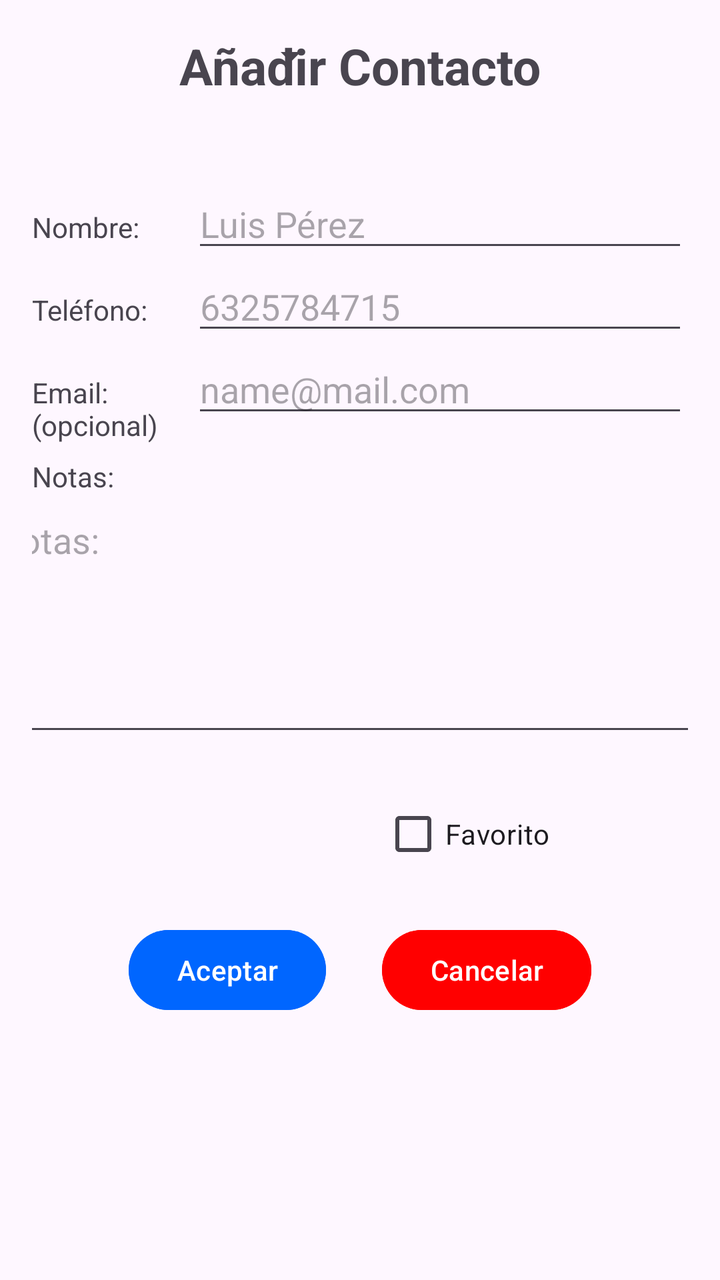
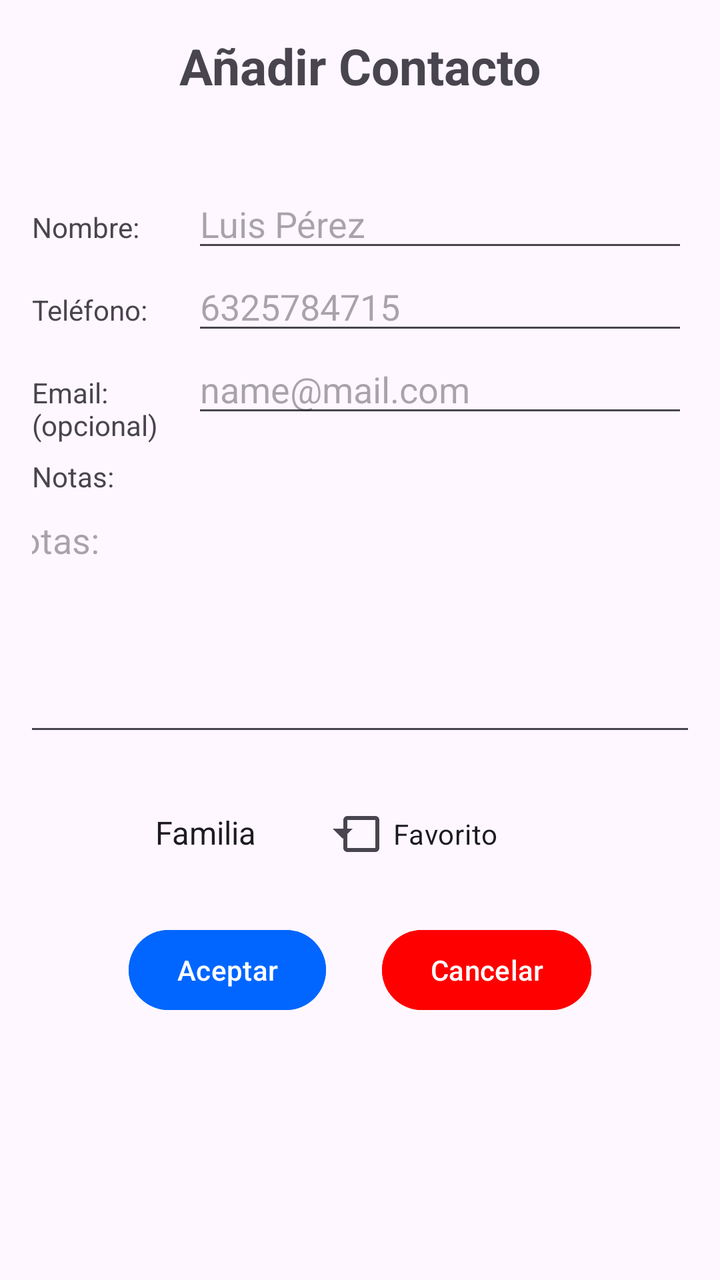

Screens rendered from an Android XML layout before and after an edit, with the pre-edit source and the edit as a unified diff.
<!-- AndroidManifest.xml: application theme Theme.MiAgenda -->
<!-- res/layout/activity_contacto_form.xml -->
<?xml version="1.0" encoding="utf-8"?>
<androidx.constraintlayout.widget.ConstraintLayout xmlns:android="http://schemas.android.com/apk/res/android"
    xmlns:app="http://schemas.android.com/apk/res-auto"
    xmlns:tools="http://schemas.android.com/tools"
    android:id="@+id/main"
    android:layout_width="match_parent"
    android:layout_height="match_parent"
    tools:context=".ContactoFormActivity"
    android:padding="16dp">

    <TextView
        android:id="@+id/title"
        android:layout_width="wrap_content"
        android:layout_height="wrap_content"
        android:text="@string/add_contact_form_title"
        app:layout_constraintTop_toTopOf="parent"
        app:layout_constraintEnd_toEndOf="parent"
        app:layout_constraintStart_toStartOf="parent"
        android:textSize="25sp"
        android:textStyle="bold"
    />

    <TextView
        android:id="@+id/name"
        android:layout_width="80dp"
        android:layout_height="wrap_content"
        app:layout_constraintBaseline_toBaselineOf="@+id/name_input"
        app:layout_constraintStart_toStartOf="parent"
        android:text="@string/name"
    />
    <EditText
        android:id="@+id/name_input"
        android:layout_width="0dp"
        android:layout_height="wrap_content"
        android:inputType="textPersonName"
        android:hint="@string/name_example"
        app:layout_constraintTop_toBottomOf="@+id/title"
        app:layout_constraintStart_toEndOf="@id/name"
        app:layout_constraintEnd_toEndOf="parent"
        android:layout_marginTop="40dp"
    />

    <TextView
        android:id="@+id/phone"
        android:layout_width="80dp"
        android:layout_height="wrap_content"
        android:text="@string/phone"
        app:layout_constraintStart_toStartOf="parent"
        app:layout_constraintBaseline_toBaselineOf="@+id/phone_input"
    />
    <EditText
        android:id="@+id/phone_input"
        android:layout_width="0dp"
        android:layout_height="wrap_content"
        android:inputType="phone"
        android:hint="@string/phone_example"
        app:layout_constraintTop_toBottomOf="@+id/name_input"
        app:layout_constraintEnd_toEndOf="parent"
        app:layout_constraintStart_toEndOf="@+id/phone"
    />

    <TextView
        android:id="@+id/email"
        android:layout_width="80dp"
        android:layout_height="wrap_content"
        app:layout_constraintStart_toStartOf="parent"
        app:layout_constraintBaseline_toBaselineOf="@+id/email_input"
        android:text="@string/email"
    />
    <EditText
        android:id="@+id/email_input"
        android:layout_width="0dp"
        android:layout_height="wrap_content"
        app:layout_constraintStart_toEndOf="@+id/email"
        app:layout_constraintTop_toBottomOf="@+id/phone_input"
        app:layout_constraintEnd_toEndOf="parent"
        android:inputType="textEmailAddress"
        android:hint="@string/email_example"
    />

    <TextView
        android:id="@+id/noteLabel"
        android:layout_width="80dp"
        android:layout_height="wrap_content"
        app:layout_constraintStart_toStartOf="parent"
        app:layout_constraintTop_toBottomOf="@id/email_input"
        android:text="@string/notes"
        android:layout_marginTop="15dp"
        />
    <com.google.android.material.textfield.TextInputEditText
        android:id="@+id/notes_input"
        android:layout_width="375dp"
        android:layout_height="0dp"
        android:inputType="textMultiLine"
        android:scrollbars="vertical"
        android:gravity="top|start"
        android:minLines="5"
        app:layout_constraintTop_toBottomOf="@+id/noteLabel"
        app:layout_constraintStart_toStartOf="@+id/noteLabel"
        app:layout_constraintEnd_toEndOf="parent"
        android:hint="@string/notes"
    />


    <Spinner
        android:id="@+id/category"
        android:layout_width="wrap_content"
        android:layout_height="wrap_content"
        android:layout_marginTop="20dp"
        app:layout_constraintStart_toStartOf="parent"
        app:layout_constraintEnd_toEndOf="@+id/favourite"
        app:layout_constraintBaseline_toBaselineOf="@+id/favourite"
    />

    <CheckBox
        android:id="@+id/favourite"
        android:layout_width="wrap_content"
        android:layout_height="wrap_content"
        android:text="@string/favourite"
        app:layout_constraintStart_toStartOf="@+id/category"
        app:layout_constraintEnd_toEndOf="parent"
        app:layout_constraintTop_toBottomOf="@+id/notes_input"
        android:layout_marginTop="20dp"
        android:layout_marginEnd="20dp"
        android:layout_marginStart="20dp"
    />

    <Button
        android:id="@+id/btnAccept"
        android:layout_width="wrap_content"
        android:layout_height="wrap_content"
        android:text="@string/btn_accept"
        app:layout_constraintStart_toStartOf="parent"
        app:layout_constraintHorizontal_chainStyle="packed"
        app:layout_constraintTop_toBottomOf="@+id/favourite"
        app:layout_constraintEnd_toStartOf="@+id/btnCancel"
        android:layout_marginTop="20dp"
        android:layout_marginEnd="20dp"
        android:backgroundTint="@color/blue"
    />
    <Button
        android:id="@+id/btnCancel"
        android:layout_width="wrap_content"
        android:layout_height="wrap_content"
        android:text="@string/btn_cancel"
        app:layout_constraintStart_toEndOf="@+id/btnAccept"
        app:layout_constraintTop_toTopOf="@+id/btnAccept"
        app:layout_constraintEnd_toEndOf="parent"
        android:layout_marginStart="8dp"
        android:backgroundTint="@color/red"
    />


</androidx.constraintlayout.widget.ConstraintLayout>
<!-- resources referenced by this layout -->
<resources>
  <color name="blue">#0066FF</color>
  <color name="red">#FF0000</color>
  <string name="add_contact_form_title">Añadir Contacto</string>
  <string name="btn_accept">Aceptar</string>
  <string name="btn_cancel">Cancelar</string>
  <string name="email">Email: (opcional)</string>
  <string name="email_example">name@mail.com</string>
  <string name="favourite">Favorito</string>
  <string name="name">Nombre: </string>
  <string name="name_example">Luis Pérez</string>
  <string name="notes">Notas: </string>"
  <string name="phone">Teléfono: </string>
  <string name="phone_example">6325784715</string>
  <style name="Theme.MiAgenda" parent="Base.Theme.MiAgenda" />
  <style name="Base.Theme.MiAgenda" parent="Theme.Material3.DayNight.NoActionBar">
          
          
      </style>
</resources>

<!-- the commit's change to res/layout/activity_contacto_form.xml (unified diff, before → after) -->
@@ -110,6 +110,7 @@
         app:layout_constraintStart_toStartOf="parent"
         app:layout_constraintEnd_toEndOf="@+id/favourite"
         app:layout_constraintBaseline_toBaselineOf="@+id/favourite"
+        android:entries="@array/categories"
     />
 
     <CheckBox
<!-- resource entries referenced after the edit -->
@@ -1,5 +1,12 @@
 <!-- resources referenced by this layout -->
 <resources>
+  <string-array name="categories">
+          <item>Familia</item>
+          <item>Trabajo</item>
+          <item>Amigos</item>
+          <item>Estudios</item>
+          <item>Otros</item>
+      </string-array>
   <color name="blue">#0066FF</color>
   <color name="red">#FF0000</color>
   <string name="add_contact_form_title">Añadir Contacto</string>
